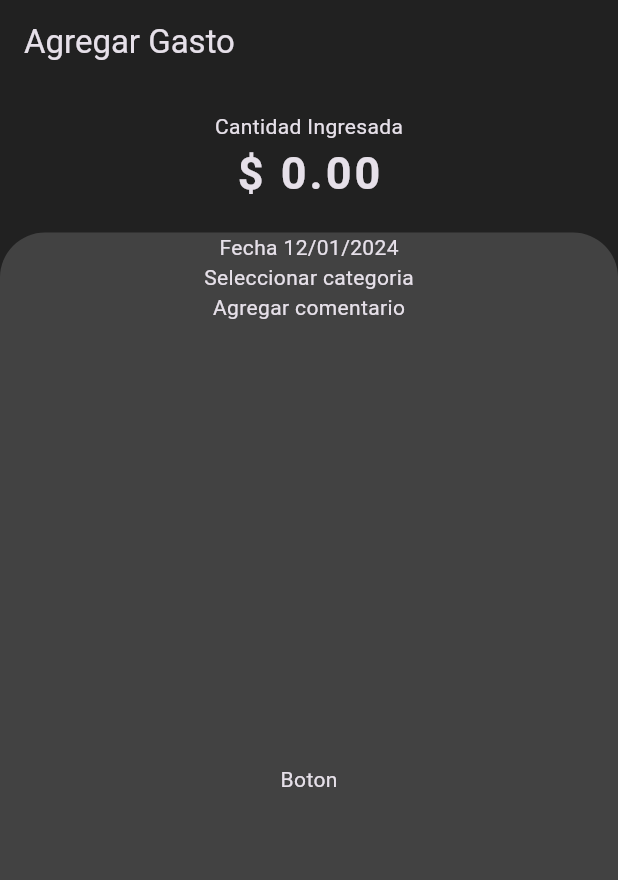
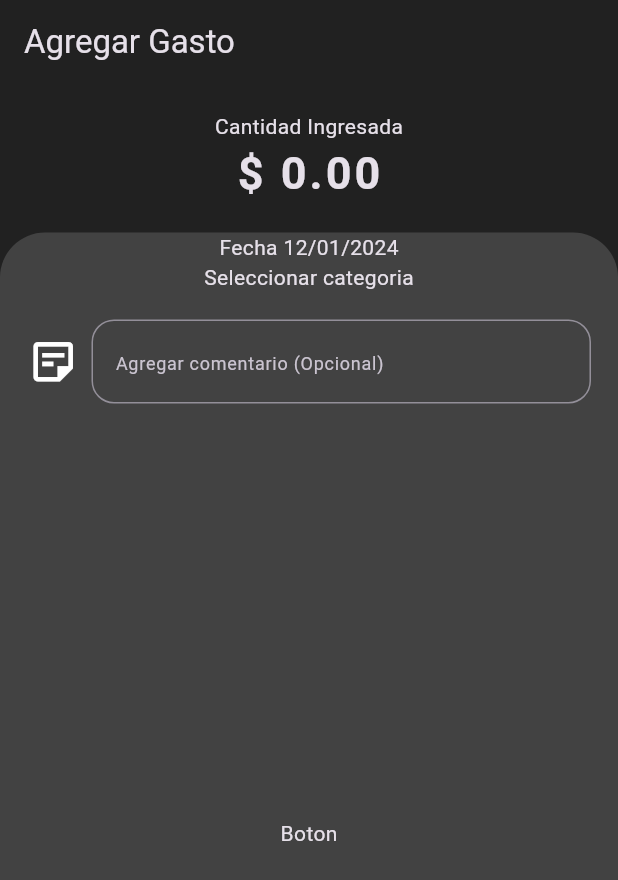
Before and after one commit to michaelacevedo18/exp_app, a Flutter app: the AddExpenses screen opened directly, on a phone screen of 412 x 824 dp. Shown: the top 880 px of the screen. Run offline on Flutter 3.47's test engine with Material 3 defaults, Android fonts, the phone set to English and light mode, and no system bars; our stand-ins replace flutter_speed_dial.

Commit message:
seccion4

```diff
--- a/lib/pages/add_expenses.dart
+++ b/lib/pages/add_expenses.dart
@@ -1,5 +1,6 @@
 import 'package:exp_app/utils/constants.dart';
 import 'package:exp_app/widgets/add_expenses_wt/bs_num_keyboard.dart';
+import 'package:exp_app/widgets/add_expenses_wt/comment_box.dart';
 import 'package:flutter/material.dart';
 
 class AddExpenses extends StatelessWidget {
@@ -7,7 +8,12 @@ class AddExpenses extends StatelessWidget {
 
   @override
   Widget build(BuildContext context) {
-    return Scaffold(
+    return GestureDetector(
+      onTap: () {
+        FocusScope.of(context)
+            .unfocus(); // poner el cursor y al hacer tap se minimiza el teclado
+      },
+      child: Scaffold(
         appBar: AppBar(title: const Text('Agregar Gasto'), elevation: 0.0),
         body: Column(
           children: [
@@ -22,7 +28,7 @@ class AddExpenses extends StatelessWidget {
                   children: [
                     Text('Fecha 12/01/2024'),
                     Text('Seleccionar categoria'),
-                  Text('Agregar comentario'),
+                    CommentBox(),
                     Expanded(child: Center(child: Text('Boton'))),
                   ],
                 ),
@@ -30,6 +36,7 @@ class AddExpenses extends StatelessWidget {
             )
           ],
         ),
+      ),
     );
   }
 }
--- a/lib/widgets/add_expenses_wt/comment_box.dart
+++ b/lib/widgets/add_expenses_wt/comment_box.dart
@@ -5,25 +5,34 @@ class CommentBox extends StatelessWidget {
 
   @override
   Widget build(BuildContext context) {
-    return Row(
+    return Padding(
+      padding: const EdgeInsets.all(18.0),
+      child: Row(
         children: [
           const Icon(
             Icons.sticky_note_2_outlined,
             size: 35.0,
           ),
+          const SizedBox(
+            width: 8.0,
+          ),
           Expanded(
               child: TextFormField(
+            cursorColor: Colors.green,
             keyboardType: TextInputType.text,
+            maxLength: 10,
             decoration: InputDecoration(
+                counterText: '',
                 hintText: 'Agregar comentario (Opcional)',
-              hintStyle: TextStyle(fontSize: 12.0),
-              border:
-                  OutlineInputBorder(borderRadius: BorderRadius.circular(30.0)),
+                hintStyle: const TextStyle(fontSize: 12.0),
+                border: OutlineInputBorder(
+                    borderRadius: BorderRadius.circular(15.0)),
                 focusedBorder: OutlineInputBorder(
                     borderRadius: BorderRadius.circular(15.0),
                     borderSide: const BorderSide(color: Colors.green))),
           ))
         ],
+      ),
     );
   }
 }
```
Lines whose indentation alone changed are shown as unchanged.
